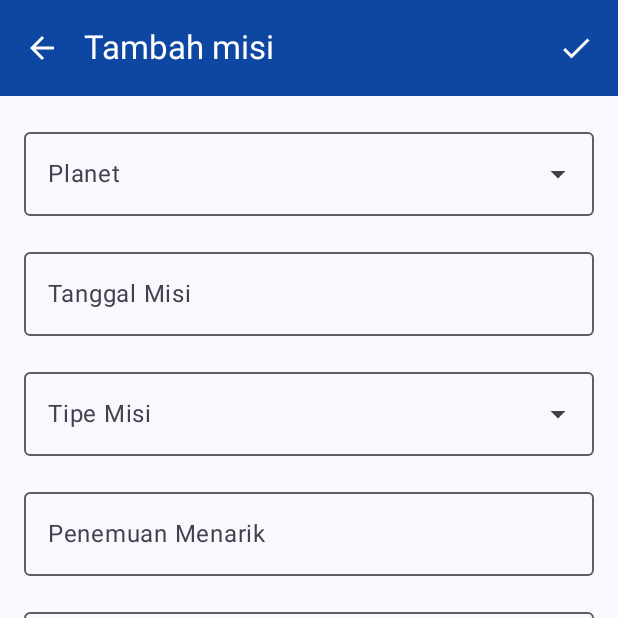
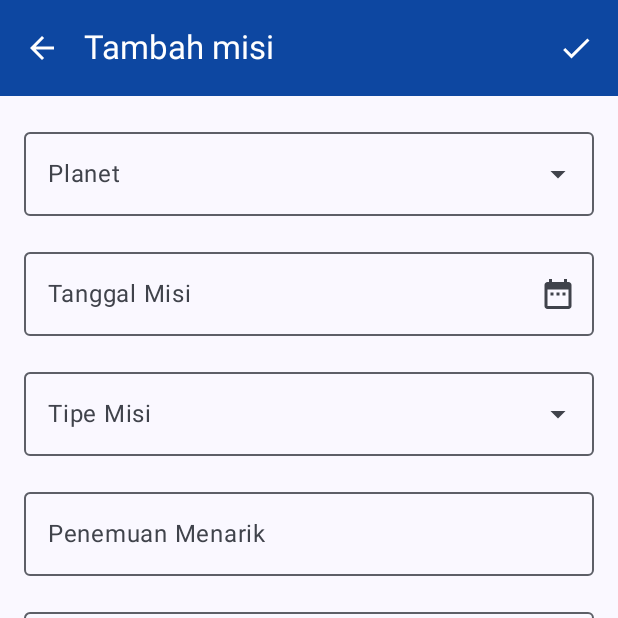
Before and after one commit to ZAYYAN2179/Usia-di-Planet-Lain, an Android app built with Jetpack Compose: the DetailMission screen opened through its navigation route, on a phone screen of 412 x 824 dp, the top half of it. Run offline under Robolectric (Android 15) with nearby library versions, the phone set to English and light mode, and no system bars; our stand-ins replace Room's generated code.

Commit message:
Mengganti Inputan Tanggal Menggunakan Date Picker

```diff
--- a/app/src/main/java/com/zayyan0072/usiadiplanetlain/ui/theme/screen/DetailMissionScreen.kt
+++ b/app/src/main/java/com/zayyan0072/usiadiplanetlain/ui/theme/screen/DetailMissionScreen.kt
@@ -2,6 +2,7 @@ package com.zayyan0072.usiadiplanetlain.ui.theme.screen
 
 import android.content.res.Configuration
 import android.widget.Toast
+import androidx.compose.foundation.clickable
 import androidx.compose.foundation.layout.Arrangement
 import androidx.compose.foundation.layout.Column
 import androidx.compose.foundation.layout.fillMaxSize
@@ -10,11 +11,14 @@ import androidx.compose.foundation.layout.padding
 import androidx.compose.foundation.text.KeyboardOptions
 import androidx.compose.material.icons.Icons
 import androidx.compose.material.icons.automirrored.filled.ArrowBack
+import androidx.compose.material.icons.filled.DateRange
 import androidx.compose.material.icons.filled.MoreVert
 import androidx.compose.material.icons.outlined.Check
 import androidx.compose.material3.AlertDialog
 import androidx.compose.material3.Button
 import androidx.compose.material3.ButtonDefaults
+import androidx.compose.material3.DatePicker
+import androidx.compose.material3.DatePickerDialog
 import androidx.compose.material3.DropdownMenu
 import androidx.compose.material3.DropdownMenuItem
 import androidx.compose.material3.ExperimentalMaterial3Api
@@ -25,8 +29,10 @@ import androidx.compose.material3.IconButton
 import androidx.compose.material3.OutlinedTextField
 import androidx.compose.material3.Scaffold
 import androidx.compose.material3.Text
+import androidx.compose.material3.TextButton
 import androidx.compose.material3.TopAppBar
 import androidx.compose.material3.TopAppBarDefaults
+import androidx.compose.material3.rememberDatePickerState
 import androidx.compose.runtime.Composable
 import androidx.compose.runtime.LaunchedEffect
 import androidx.compose.runtime.getValue
@@ -49,6 +55,9 @@ import com.zayyan0072.usiadiplanetlain.R
 import com.zayyan0072.usiadiplanetlain.model.DetailViewModel
 import com.zayyan0072.usiadiplanetlain.ui.theme.UsiaDiPlanetLainTheme
 import com.zayyan0072.usiadiplanetlain.util.ViewModelFactory
+import java.text.SimpleDateFormat
+import java.util.Date
+import java.util.Locale
 
 const val KEY_ID_MISSION = "idMission"
 
@@ -262,6 +271,35 @@ fun FormMission(
     var expandedPlanet by remember { mutableStateOf(false) }
     var expandedTipe by remember { mutableStateOf(false) }
 
+    val datePickerState = rememberDatePickerState()
+    var datePickerVisible by remember { mutableStateOf(false) }
+    val dateFormatter = remember { SimpleDateFormat("dd-MM-yyyy", Locale.getDefault()) }
+
+    if (datePickerVisible) {
+        DatePickerDialog(
+            onDismissRequest = { datePickerVisible = false },
+            confirmButton = {
+                TextButton(
+                    onClick = {
+                        datePickerState.selectedDateMillis?.let { millis ->
+                            onTanggalMisiChange(dateFormatter.format(Date(millis)))
+                        }
+                        datePickerVisible = false
+                    }
+                ) {
+                    Text("Ok")
+                }
+            },
+            dismissButton = {
+                TextButton(onClick = { datePickerVisible = false }) {
+                    Text(text = stringResource(R.string.tombol_batal))
+                }
+            }
+        ) {
+            DatePicker(state = datePickerState)
+        }
+    }
+
     Column(
         modifier = modifier
             .fillMaxSize()
@@ -302,9 +340,16 @@ fun FormMission(
 
         OutlinedTextField(
             value = tanggalMisi,
-            onValueChange = onTanggalMisiChange,
-            label = { Text(text = stringResource(R.string.tanggal_misi)) },
-            singleLine = true,
+            onValueChange = {},
+            readOnly = true,
+            label = { Text(stringResource(R.string.tanggal_misi)) },
+            trailingIcon = {
+                Icon(
+                    Icons.Default.DateRange,
+                    contentDescription = stringResource(R.string.tanggal_misi),
+                    modifier = Modifier.clickable { datePickerVisible = true }
+                )
+            },
             modifier = Modifier.fillMaxWidth()
         )
 
```
